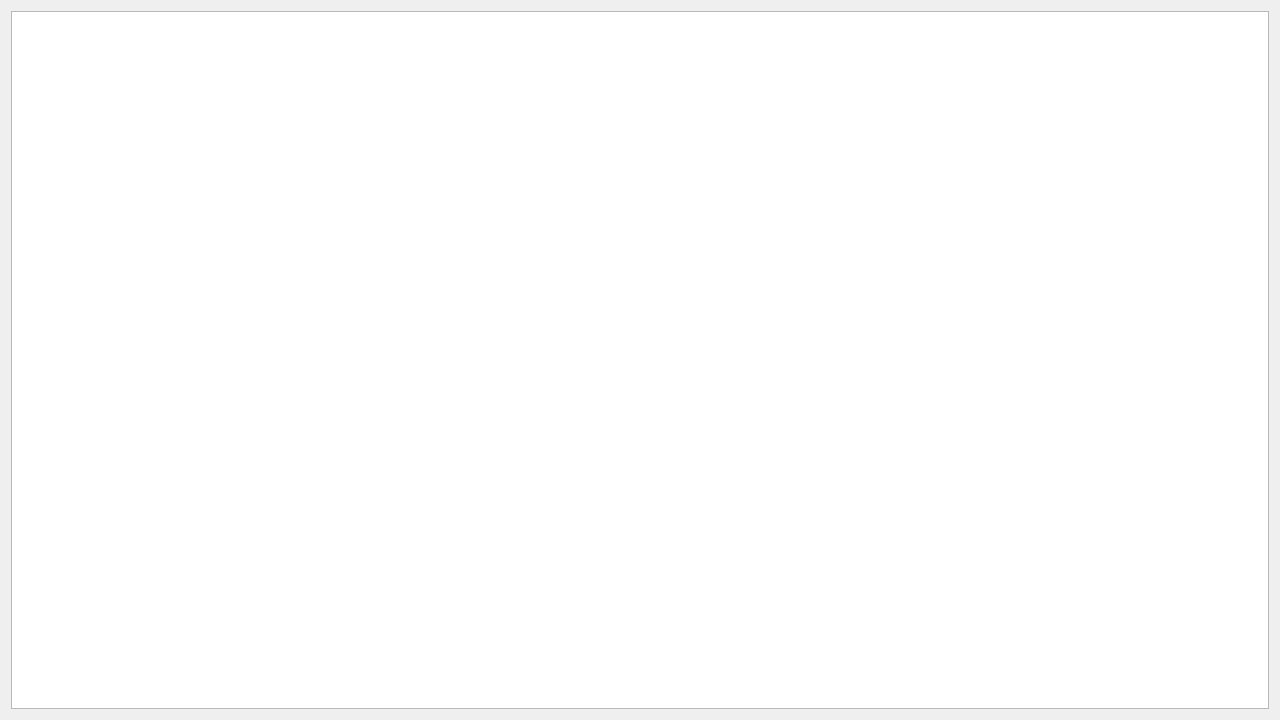
Old version of the form soldinventoryviewer.ui in the repository EtoDrowsy/CS499.
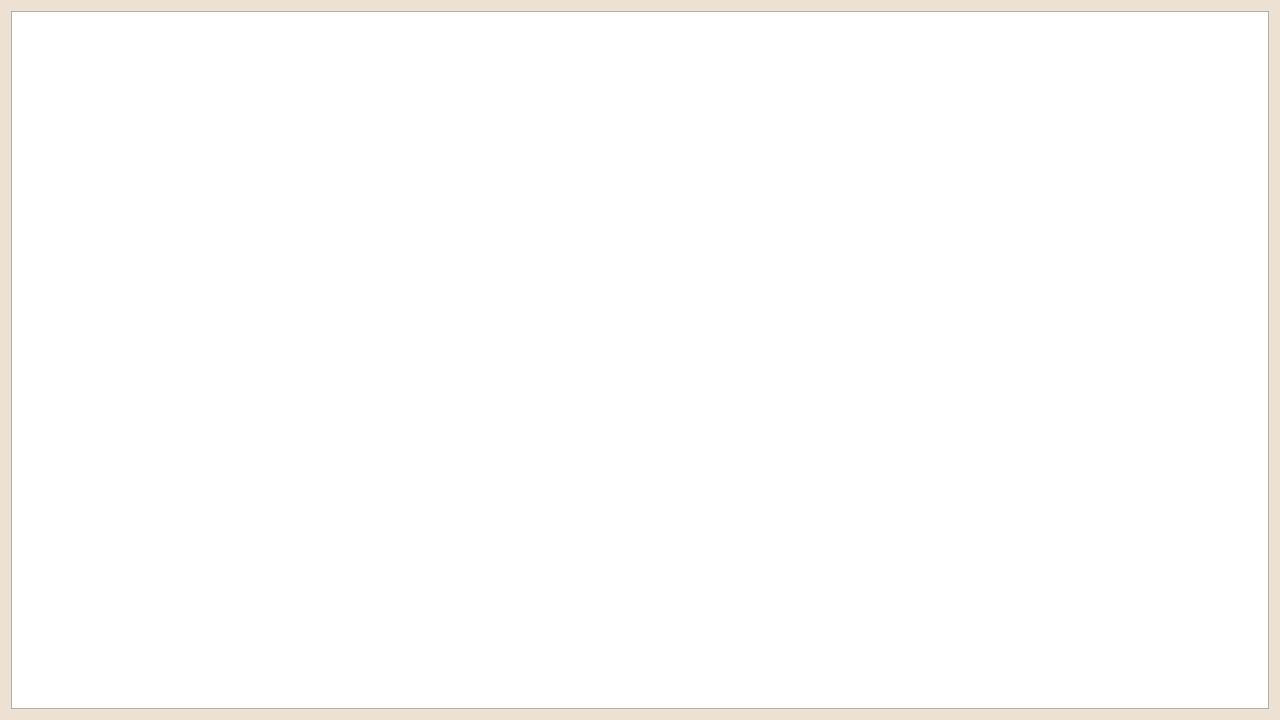
New version of the form.

Commit message: Adjusted the colors of the UI files to more align with the inventorywindow, fixed some errors with regards to getIndex function, and included it within the header of inverntorywinow.h.

```diff
--- a/soldinventoryviewer.ui
+++ b/soldinventoryviewer.ui
@@ -10,6 +10,52 @@
     <height>720</height>
    </rect>
   </property>
+  <property name="palette">
+   <palette>
+    <active>
+     <colorrole role="Window">
+      <brush brushstyle="SolidPattern">
+       <color alpha="255">
+        <red>236</red>
+        <green>225</green>
+        <blue>210</blue>
+       </color>
+      </brush>
+     </colorrole>
+    </active>
+    <inactive>
+     <colorrole role="Window">
+      <brush brushstyle="SolidPattern">
+       <color alpha="255">
+        <red>236</red>
+        <green>225</green>
+        <blue>210</blue>
+       </color>
+      </brush>
+     </colorrole>
+    </inactive>
+    <disabled>
+     <colorrole role="Base">
+      <brush brushstyle="SolidPattern">
+       <color alpha="255">
+        <red>236</red>
+        <green>225</green>
+        <blue>210</blue>
+       </color>
+      </brush>
+     </colorrole>
+     <colorrole role="Window">
+      <brush brushstyle="SolidPattern">
+       <color alpha="255">
+        <red>236</red>
+        <green>225</green>
+        <blue>210</blue>
+       </color>
+      </brush>
+     </colorrole>
+    </disabled>
+   </palette>
+  </property>
   <property name="windowTitle">
    <string>Dialog</string>
   </property>
```
The commit also changes 10 other files.
